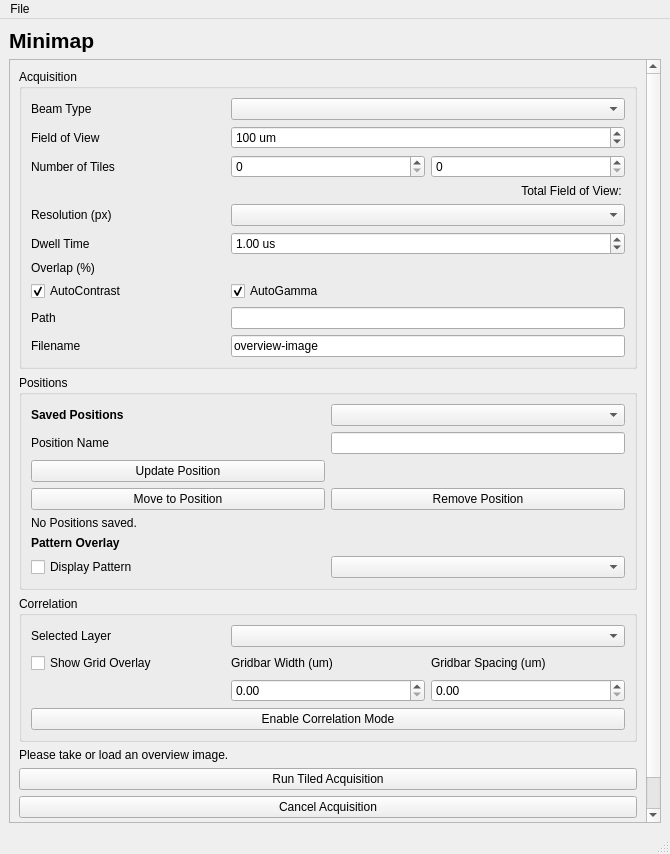
Before: the Qt Designer form fibsem/ui/qtdesigner_files/FibsemMinimapWidget.ui in fibsem-os/fibsem-os, drawn with Qt 5.
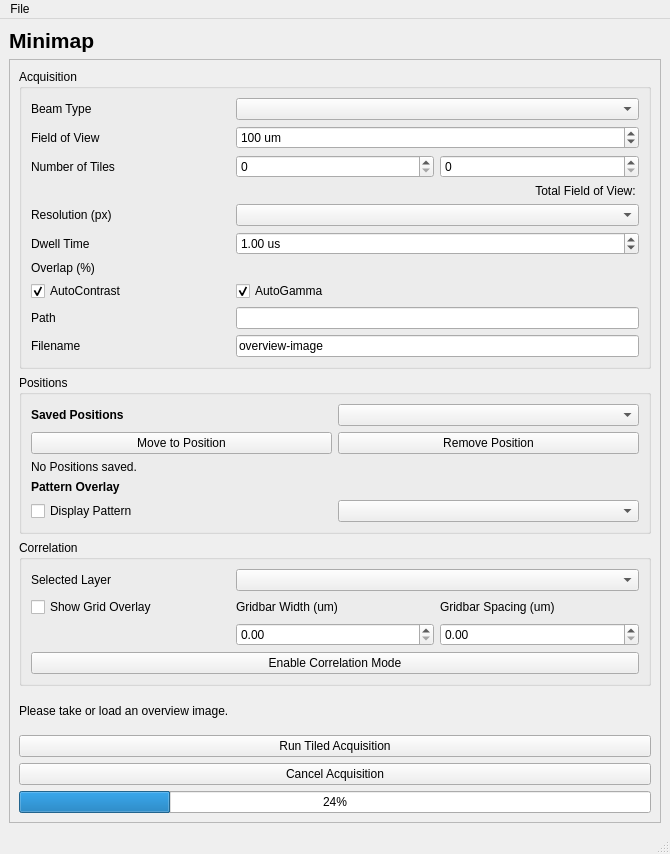
After: the same form once the commit is applied.

Commit message: [fix] remove unused widgets

```diff
--- a/fibsem/ui/qtdesigner_files/FibsemMinimapWidget.ui
+++ b/fibsem/ui/qtdesigner_files/FibsemMinimapWidget.ui
@@ -40,7 +40,7 @@
          <x>0</x>
          <y>0</y>
          <width>636</width>
-         <height>823</height>
+         <height>765</height>
         </rect>
        </property>
        <layout class="QGridLayout" name="gridLayout_5">
@@ -125,8 +125,12 @@
            <string>Positions</string>
           </property>
           <layout class="QGridLayout" name="gridLayout_2">
-           <item row="0" column="1">
-            <widget class="QComboBox" name="comboBox_tile_position"/>
+           <item row="5" column="0">
+            <widget class="QCheckBox" name="checkBox_pattern_overlay">
+             <property name="text">
+              <string>Display Pattern</string>
+             </property>
+            </widget>
            </item>
            <item row="0" column="0">
             <widget class="QLabel" name="label_position_header">
@@ -141,7 +145,7 @@
              </property>
             </widget>
            </item>
-           <item row="6" column="0">
+           <item row="4" column="0">
             <widget class="QLabel" name="label_pattern_overlay">
              <property name="font">
               <font>
@@ -154,61 +158,33 @@
              </property>
             </widget>
            </item>
-           <item row="1" column="1">
-            <widget class="QLineEdit" name="lineEdit_tile_position_name">
-             <property name="sizePolicy">
-              <sizepolicy hsizetype="Minimum" vsizetype="Fixed">
-               <horstretch>0</horstretch>
-               <verstretch>0</verstretch>
-              </sizepolicy>
-             </property>
-            </widget>
-           </item>
-           <item row="4" column="0" colspan="2">
-            <widget class="QLabel" name="label_position_info">
-             <property name="text">
-              <string>No Positions saved.</string>
-             </property>
-            </widget>
-           </item>
            <item row="1" column="0">
-            <widget class="QLabel" name="label_position_name">
-             <property name="text">
-              <string>Position Name</string>
-             </property>
-            </widget>
-           </item>
-           <item row="2" column="0">
-            <widget class="QPushButton" name="pushButton_update_position">
-             <property name="text">
-              <string>Update Position</string>
-             </property>
-            </widget>
-           </item>
-           <item row="7" column="0">
-            <widget class="QCheckBox" name="checkBox_pattern_overlay">
-             <property name="text">
-              <string>Display Pattern</string>
-             </property>
-            </widget>
-           </item>
-           <item row="7" column="1">
-            <widget class="QComboBox" name="comboBox_pattern_overlay"/>
-           </item>
-           <item row="3" column="0">
             <widget class="QPushButton" name="pushButton_move_to_position">
              <property name="text">
               <string>Move to Position</string>
              </property>
             </widget>
            </item>
-           <item row="3" column="1">
+           <item row="1" column="1">
             <widget class="QPushButton" name="pushButton_remove_position">
              <property name="text">
               <string>Remove Position</string>
              </property>
             </widget>
            </item>
+           <item row="0" column="1">
+            <widget class="QComboBox" name="comboBox_tile_position"/>
+           </item>
+           <item row="2" column="0" colspan="2">
+            <widget class="QLabel" name="label_position_info">
+             <property name="text">
+              <string>No Positions saved.</string>
+             </property>
+            </widget>
+           </item>
+           <item row="5" column="1">
+            <widget class="QComboBox" name="comboBox_pattern_overlay"/>
+           </item>
           </layout>
          </widget>
         </item>
```
The commit also changes 2 other files.
